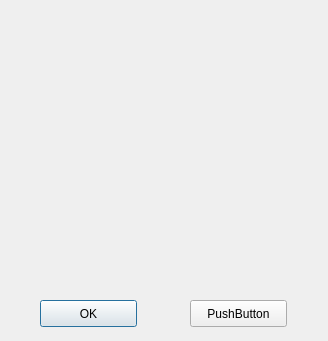
Before: the Qt Designer form ssl-refbox/GuiPropertiesDlg.ui in g3force/ssl-autonomous-refbox, drawn with Qt 5.
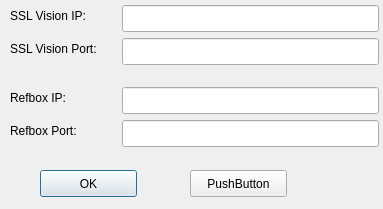
After: the same form once the commit is applied.

Commit message: Dialog for IP configuration (next step: add functionalities)

```diff
--- a/ssl-refbox/GuiPropertiesDlg.ui
+++ b/ssl-refbox/GuiPropertiesDlg.ui
@@ -6,8 +6,8 @@
    <rect>
     <x>0</x>
     <y>0</y>
-    <width>328</width>
-    <height>341</height>
+    <width>383</width>
+    <height>209</height>
    </rect>
   </property>
   <property name="windowTitle">
@@ -17,7 +17,7 @@
    <property name="geometry">
     <rect>
      <x>40</x>
-     <y>300</y>
+     <y>170</y>
      <width>97</width>
      <height>27</height>
     </rect>
@@ -30,7 +30,7 @@
    <property name="geometry">
     <rect>
      <x>190</x>
-     <y>300</y>
+     <y>170</y>
      <width>97</width>
      <height>27</height>
     </rect>
@@ -39,6 +39,98 @@
     <string>PushButton</string>
    </property>
   </widget>
+  <widget class="QLabel" name="label_3">
+   <property name="geometry">
+    <rect>
+     <x>10</x>
+     <y>87</y>
+     <width>69</width>
+     <height>21</height>
+    </rect>
+   </property>
+   <property name="text">
+    <string>Refbox IP:</string>
+   </property>
+  </widget>
+  <widget class="QLineEdit" name="refbox_ip_Edit">
+   <property name="geometry">
+    <rect>
+     <x>122</x>
+     <y>87</y>
+     <width>257</width>
+     <height>27</height>
+    </rect>
+   </property>
+  </widget>
+  <widget class="QLabel" name="label">
+   <property name="geometry">
+    <rect>
+     <x>10</x>
+     <y>5</y>
+     <width>89</width>
+     <height>21</height>
+    </rect>
+   </property>
+   <property name="text">
+    <string>SSL Vision IP:</string>
+   </property>
+  </widget>
+  <widget class="QLineEdit" name="refbox_port_Edit">
+   <property name="geometry">
+    <rect>
+     <x>122</x>
+     <y>120</y>
+     <width>257</width>
+     <height>27</height>
+    </rect>
+   </property>
+  </widget>
+  <widget class="QLabel" name="label_2">
+   <property name="geometry">
+    <rect>
+     <x>10</x>
+     <y>38</y>
+     <width>106</width>
+     <height>21</height>
+    </rect>
+   </property>
+   <property name="text">
+    <string>SSL Vision Port:</string>
+   </property>
+  </widget>
+  <widget class="QLineEdit" name="sslv_ip_Edit">
+   <property name="geometry">
+    <rect>
+     <x>122</x>
+     <y>5</y>
+     <width>257</width>
+     <height>27</height>
+    </rect>
+   </property>
+  </widget>
+  <widget class="QLineEdit" name="sslv_port_Edit">
+   <property name="geometry">
+    <rect>
+     <x>122</x>
+     <y>38</y>
+     <width>257</width>
+     <height>27</height>
+    </rect>
+   </property>
+  </widget>
+  <widget class="QLabel" name="label_4">
+   <property name="geometry">
+    <rect>
+     <x>10</x>
+     <y>120</y>
+     <width>86</width>
+     <height>21</height>
+    </rect>
+   </property>
+   <property name="text">
+    <string>Refbox Port:</string>
+   </property>
+  </widget>
  </widget>
  <layoutdefault spacing="6" margin="11"/>
  <resources/>
```
The commit also changes 6 other files.
